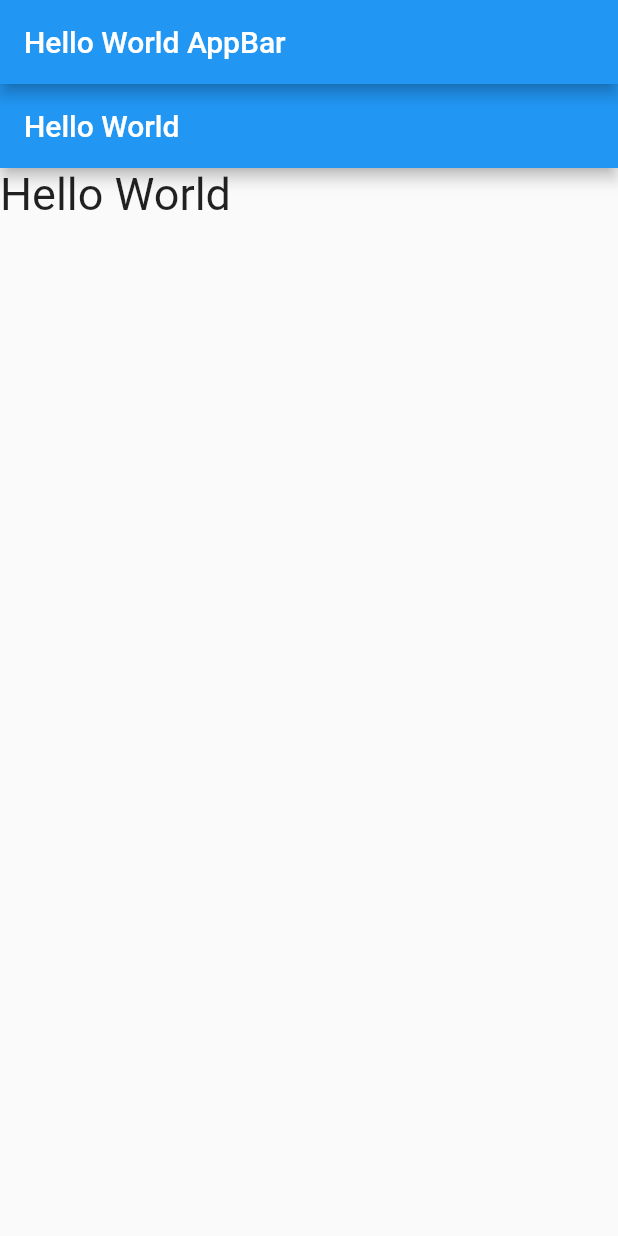
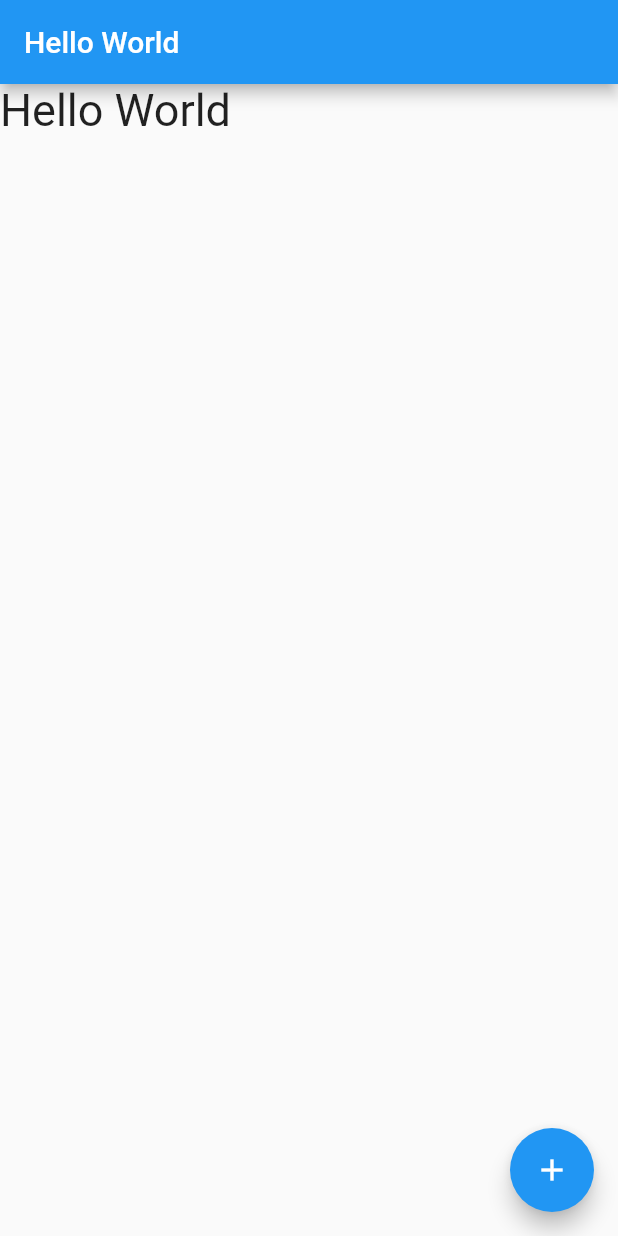
Before and after one commit to Junghun0/Flutter_basic, a Flutter app: the screen it shows after launch, on a phone screen of 412 x 824 dp. Run offline on Flutter 3.47's test engine with Material 2 defaults, Android fonts, the phone set to English and light mode, and no system bars.

```diff
--- a/lib/main.dart
+++ b/lib/main.dart
@@ -2,7 +2,8 @@ import 'package:flutter/material.dart';
 
 void main() => runApp(MyApp());
 
-class MyApp extends StatelessWidget { //StatelessWidget 을 상속받는 클래스는 화면이 변경될 소지가 없는 위젯
+class MyApp extends StatelessWidget {
+  //StatelessWidget 을 상속받는 클래스는 화면이 변경될 소지가 없는 위젯
 
   @override
   Widget build(BuildContext context) {
@@ -11,19 +12,14 @@ class MyApp extends StatelessWidget { //StatelessWidget 을 상속받는 클래
       theme: ThemeData(
         primarySwatch: Colors.blue,
       ),
-      home: Scaffold(
-        appBar: AppBar(
-          title: Text('Hello World AppBar'),
-        ),
-          body: HelloPage('Hello World'),
-          ),
-      ),
-
+      home: HelloPage('Hello World'),
     );
   }
 }
+
 //stful -> 자동완성
-class HelloPage extends StatefulWidget { //상태를 가질 수 있는 위젯을 만든다. StatelessWidget <-> StatefulWidget
+class HelloPage extends StatefulWidget {
+  //상태를 가질 수 있는 위젯을 만든다. StatelessWidget <-> StatefulWidget
   final String title;
 
   HelloPage(this.title);
@@ -33,10 +29,23 @@ class HelloPage extends StatefulWidget { //상태를 가질 수 있는 위젯을
 }
 
 class _HelloPageState extends State<HelloPage> {
+  String _message = 'Hello World'; // _ 붙이면 private 변경할 변수
+
   @override
   Widget build(BuildContext context) {
+    return Scaffold(
+        floatingActionButton: FloatingActionButton(
+            child: Icon(Icons.add), onPressed: _changeMessage), // _changeMessage 를 통해 _message 값 변경
+        appBar: AppBar(
+          title: Text(widget.title),
+        ),
+        body: Text(_message,
+            style: TextStyle(fontSize: 30))); //widget 은 HelloPage class 를 참조한다.
+  }
 
-    return Scaffold(appBar: AppBar(title: Text(widget.title),),
-        body: Text(widget.title, style: TextStyle(fontSize: 30))); //widget 은 HelloPage class 를 참조한다.
+  void _changeMessage() {
+    setState(() {
+      _message = '헬로월드';
+    });
   }
 }
```
